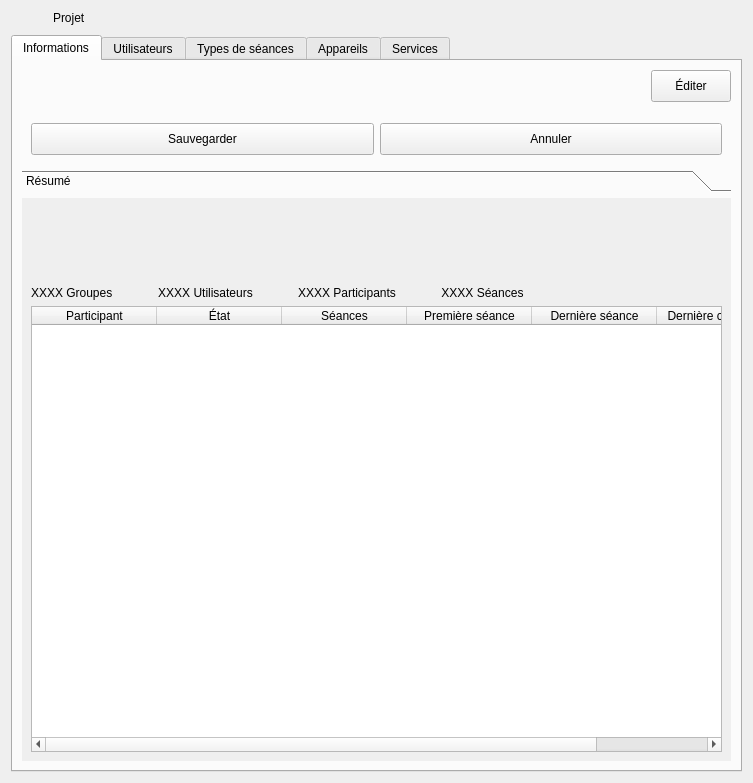
The window that client/src/editors/ProjectWidget.ui (introlab/openteraplus) describes before a commit, drawn with Qt 5.
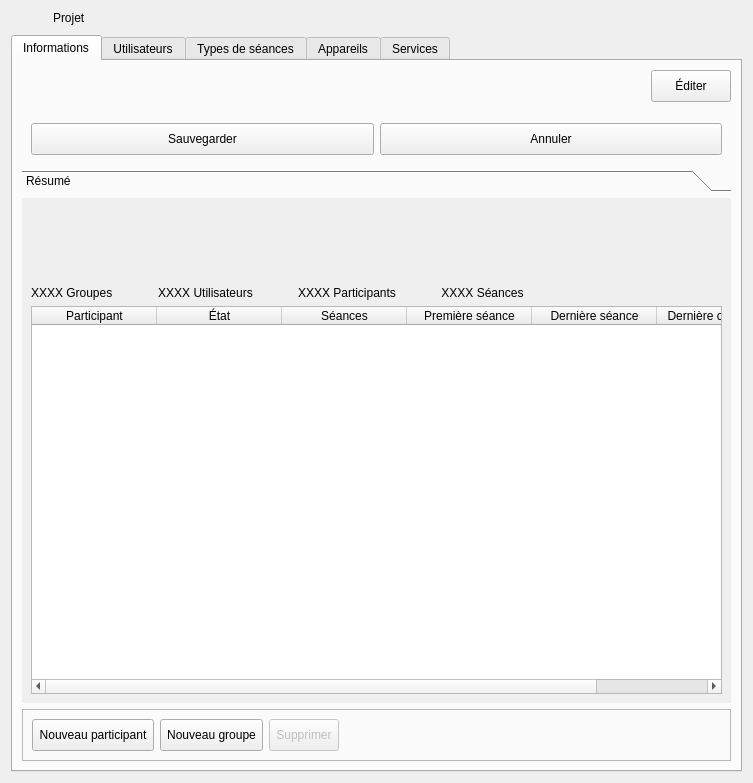
The same window after the commit. The open tabs and pages were chosen to show the change. Icons and pictures are not drawn. Custom widgets are drawn as their Qt base class.

Commit message: Refs #1. General UI improvements (including more options to create participants)

The edit to the form file:
```diff
--- a/client/src/editors/ProjectWidget.ui
+++ b/client/src/editors/ProjectWidget.ui
@@ -301,7 +301,7 @@
             <x>0</x>
             <y>0</y>
             <width>713</width>
-            <height>527</height>
+            <height>469</height>
            </rect>
           </property>
           <attribute name="label">
@@ -526,6 +526,12 @@
                <property name="selectionBehavior">
                 <enum>QAbstractItemView::SelectRows</enum>
                </property>
+               <property name="iconSize">
+                <size>
+                 <width>20</width>
+                 <height>20</height>
+                </size>
+               </property>
                <property name="sortingEnabled">
                 <bool>true</bool>
                </property>
@@ -579,6 +585,133 @@
          </widget>
         </widget>
        </item>
+       <item>
+        <widget class="QFrame" name="frameActions">
+         <property name="frameShape">
+          <enum>QFrame::StyledPanel</enum>
+         </property>
+         <property name="frameShadow">
+          <enum>QFrame::Raised</enum>
+         </property>
+         <layout class="QHBoxLayout" name="horizontalLayout_6">
+          <item>
+           <widget class="QToolButton" name="btnNewParticipant">
+            <property name="sizePolicy">
+             <sizepolicy hsizetype="Fixed" vsizetype="Preferred">
+              <horstretch>0</horstretch>
+              <verstretch>0</verstretch>
+             </sizepolicy>
+            </property>
+            <property name="minimumSize">
+             <size>
+              <width>0</width>
+              <height>32</height>
+             </size>
+            </property>
+            <property name="cursor">
+             <cursorShape>PointingHandCursor</cursorShape>
+            </property>
+            <property name="text">
+             <string>Nouveau participant</string>
+            </property>
+            <property name="icon">
+             <iconset resource="../../resources/TeraClient.qrc">
+              <normaloff>:/icons/patient_new.png</normaloff>:/icons/patient_new.png</iconset>
+            </property>
+            <property name="iconSize">
+             <size>
+              <width>24</width>
+              <height>24</height>
+             </size>
+            </property>
+            <property name="toolButtonStyle">
+             <enum>Qt::ToolButtonTextBesideIcon</enum>
+            </property>
+           </widget>
+          </item>
+          <item>
+           <widget class="QToolButton" name="btnNewGroup">
+            <property name="sizePolicy">
+             <sizepolicy hsizetype="Fixed" vsizetype="Preferred">
+              <horstretch>0</horstretch>
+              <verstretch>0</verstretch>
+             </sizepolicy>
+            </property>
+            <property name="minimumSize">
+             <size>
+              <width>0</width>
+              <height>32</height>
+             </size>
+            </property>
+            <property name="cursor">
+             <cursorShape>PointingHandCursor</cursorShape>
+            </property>
+            <property name="text">
+             <string>Nouveau groupe</string>
+            </property>
+            <property name="icon">
+             <iconset resource="../../resources/TeraClient.qrc">
+              <normaloff>:/icons/group_new.png</normaloff>:/icons/group_new.png</iconset>
+            </property>
+            <property name="iconSize">
+             <size>
+              <width>24</width>
+              <height>24</height>
+             </size>
+            </property>
+            <property name="toolButtonStyle">
+             <enum>Qt::ToolButtonTextBesideIcon</enum>
+            </property>
+           </widget>
+          </item>
+          <item>
+           <widget class="QToolButton" name="btnDelete">
+            <property name="enabled">
+             <bool>false</bool>
+            </property>
+            <property name="minimumSize">
+             <size>
+              <width>0</width>
+              <height>32</height>
+             </size>
+            </property>
+            <property name="cursor">
+             <cursorShape>PointingHandCursor</cursorShape>
+            </property>
+            <property name="text">
+             <string>Supprimer</string>
+            </property>
+            <property name="icon">
+             <iconset resource="../../resources/TeraClient.qrc">
+              <normaloff>:/icons/delete_old.png</normaloff>:/icons/delete_old.png</iconset>
+            </property>
+            <property name="iconSize">
+             <size>
+              <width>24</width>
+              <height>24</height>
+             </size>
+            </property>
+            <property name="toolButtonStyle">
+             <enum>Qt::ToolButtonTextBesideIcon</enum>
+            </property>
+           </widget>
+          </item>
+          <item>
+           <spacer name="horizontalSpacer_4">
+            <property name="orientation">
+             <enum>Qt::Horizontal</enum>
+            </property>
+            <property name="sizeHint" stdset="0">
+             <size>
+              <width>40</width>
+              <height>20</height>
+             </size>
+            </property>
+           </spacer>
+          </item>
+         </layout>
+        </widget>
+       </item>
       </layout>
      </widget>
      <widget class="QWidget" name="tabUsersDetails">
```
Left out of the diff: 55 changed lines with no effect on the pictures. The commit also changes 11 other files.
